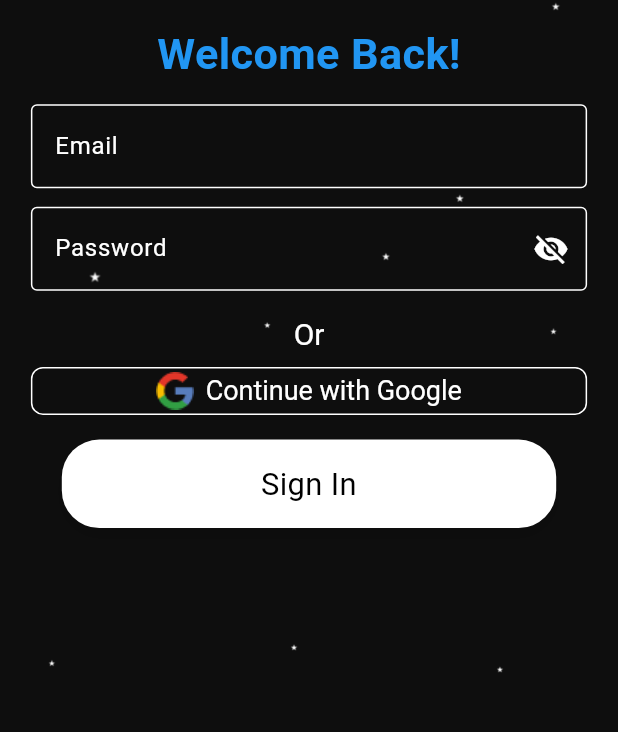
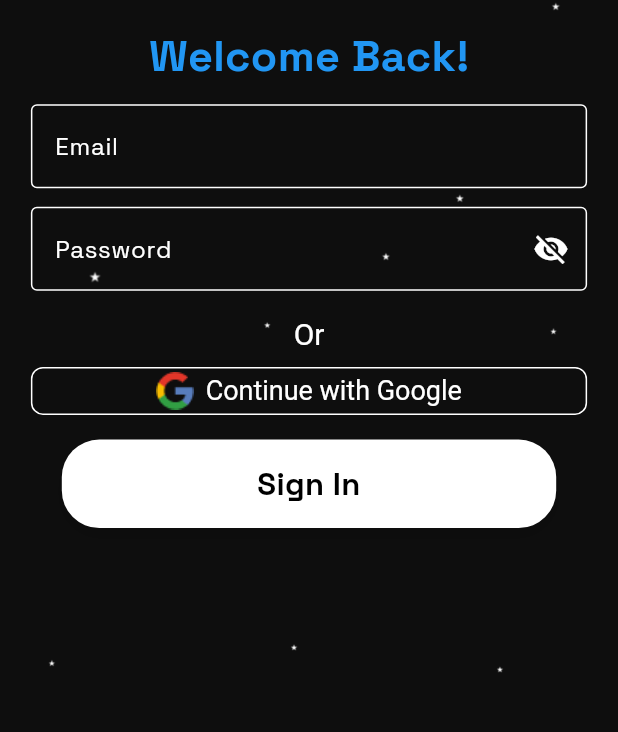
Before and after one commit to Rana-Saleh44/expedito-exoplanet-chronicles, a Flutter app: the SignInScreen screen opened directly, on a phone screen of 412 x 824 dp, the part 464-1196 px from its top. Run offline on Flutter 3.47's test engine with Material 3 defaults, Android fonts, the light colour scheme and no system bars; our stand-ins replace cloud_firestore, firebase_auth, firebase_core; missing offline and left inert: qr_code_scanner; accounts and stored records are empty; Roboto replaces fonts that are missing (Space Grotesk).

Commit message:
sign in fonts edit

```diff
--- a/expedito_app/lib/screens/signin_screen.dart
+++ b/expedito_app/lib/screens/signin_screen.dart
@@ -2,6 +2,8 @@
 import 'package:firebase_auth/firebase_auth.dart';
 import 'package:cloud_firestore/cloud_firestore.dart';
 import 'home_screen.dart'; // Import your HomeScreen
+import 'package:expedito_app/utils/constants.dart';
+
 
 class SignInScreen extends StatefulWidget {
   @override
@@ -16,7 +18,8 @@
   Future<void> _signIn() async {
     try {
       // Sign in with email and password
-      UserCredential userCredential = await FirebaseAuth.instance.signInWithEmailAndPassword(
+      UserCredential userCredential =
+          await FirebaseAuth.instance.signInWithEmailAndPassword(
         email: _emailController.text.trim(),
         password: _passwordController.text.trim(),
       );
@@ -25,13 +28,18 @@
       final user = userCredential.user;
       if (user != null) {
         // Optional: Retrieve user data from Firestore
-        DocumentSnapshot userDoc = await FirebaseFirestore.instance.collection('users').doc(user.uid).get();
+        DocumentSnapshot userDoc = await FirebaseFirestore.instance
+            .collection('users')
+            .doc(user.uid)
+            .get();
         // Handle user data as needed
 
         // Navigate to home screen after successful sign-in
         Navigator.pushReplacement(
           context,
-          MaterialPageRoute(builder: (context) => HomeScreen()), // Directly navigate to HomeScreen
+          MaterialPageRoute(
+              builder: (context) =>
+                  HomeScreen()), // Directly navigate to HomeScreen
         );
       }
     } catch (e) {
@@ -75,52 +83,54 @@
                 // Title "Welcome Back!"
                 Text(
                   'Welcome Back!',
-                  style: TextStyle(
-                    color: Colors.blue,
-                    fontSize: screenSize.width * 0.07,
-                    fontWeight: FontWeight.bold,
+                  style: AppFonts.bold.copyWith(
+                      color: Colors.blue,
+                      fontSize: screenSize.width * 0.07,
                   ),
                 ),
                 SizedBox(height: screenSize.height * 0.015),
 
-                // Email TextField
+// Email TextField
                 Container(
                   width: screenSize.width * 0.9,
                   child: TextField(
                     controller: _emailController,
+                    style: AppFonts.regular.copyWith(color: Colors.white), // Change text color to white
                     decoration: InputDecoration(
                       labelText: 'Email',
-                      labelStyle: TextStyle(color: Colors.white),
+                      labelStyle: AppFonts.regular.copyWith(color: Colors.white),
                       enabledBorder: OutlineInputBorder(
                         borderSide: BorderSide(color: Colors.white),
                       ),
                       focusedBorder: OutlineInputBorder(
-                        borderSide: BorderSide(color: Colors.blue),
+                        borderSide: BorderSide(color: Colors.white),
                       ),
                     ),
                   ),
                 ),
 
                 SizedBox(height: screenSize.height * 0.015),
-
                 // Password TextField
                 Container(
                   width: screenSize.width * 0.9,
                   child: TextField(
                     controller: _passwordController,
                     obscureText: !_isPasswordVisible,
+                    style: AppFonts.regular.copyWith(color: Colors.white), // Change text color to white
                     decoration: InputDecoration(
                       labelText: 'Password',
-                      labelStyle: TextStyle(color: Colors.white),
+                      labelStyle: AppFonts.regular.copyWith(color: Colors.white),
                       enabledBorder: OutlineInputBorder(
                         borderSide: BorderSide(color: Colors.white),
                       ),
                       focusedBorder: OutlineInputBorder(
-                        borderSide: BorderSide(color: Colors.blue),
+                        borderSide: BorderSide(color: Colors.white),
                       ),
                       suffixIcon: IconButton(
                         icon: Icon(
-                          _isPasswordVisible ? Icons.visibility : Icons.visibility_off,
+                          _isPasswordVisible
+                              ? Icons.visibility
+                              : Icons.visibility_off,
                           color: Colors.white,
                         ),
                         onPressed: () {
@@ -132,7 +142,6 @@
                     ),
                   ),
                 ),
-
                 SizedBox(height: screenSize.height * 0.015),
 
                 // "Or" Text
@@ -207,7 +216,7 @@
                     ),
                     child: Text(
                       'Sign In',
-                      style: TextStyle(
+                      style: AppFonts.bold.copyWith(
                         fontSize: screenSize.height * 0.025,
                         color: Colors.black,
                       ),
```
